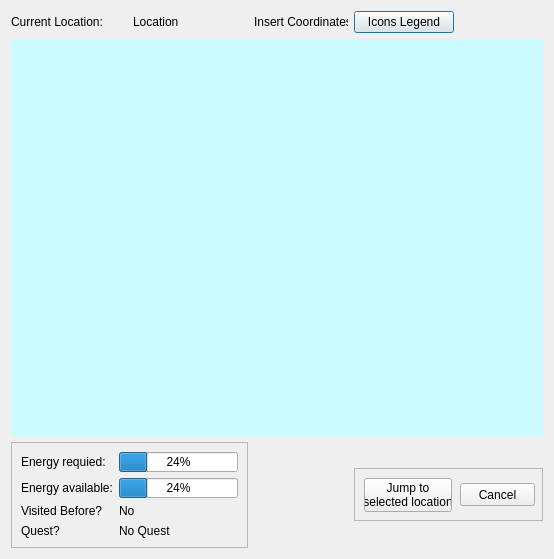
The window that setroute.ui (Metsuryu/Star_Stuff) describes before a commit, drawn with Qt 5.
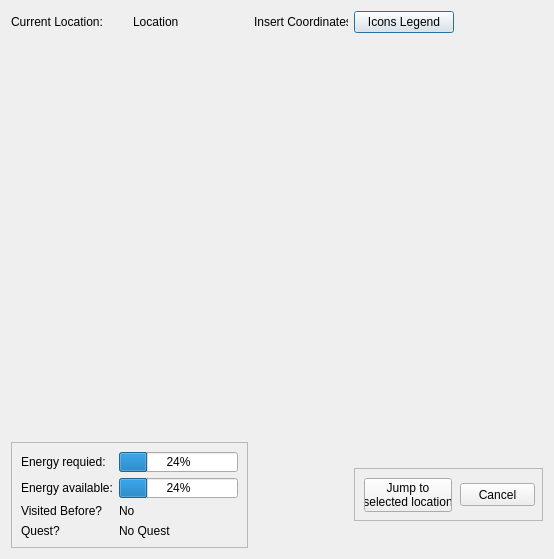
The same window after the commit.

```diff
--- a/setroute.ui
+++ b/setroute.ui
@@ -227,7 +227,7 @@
       <bool>false</bool>
      </property>
      <property name="styleSheet">
-      <string notr="true">background-color: rgb(203, 250, 255);</string>
+      <string notr="true">border-color: rgb(0, 0, 0);</string>
      </property>
      <layout class="QGridLayout" name="MapLayout"/>
     </widget>
```
